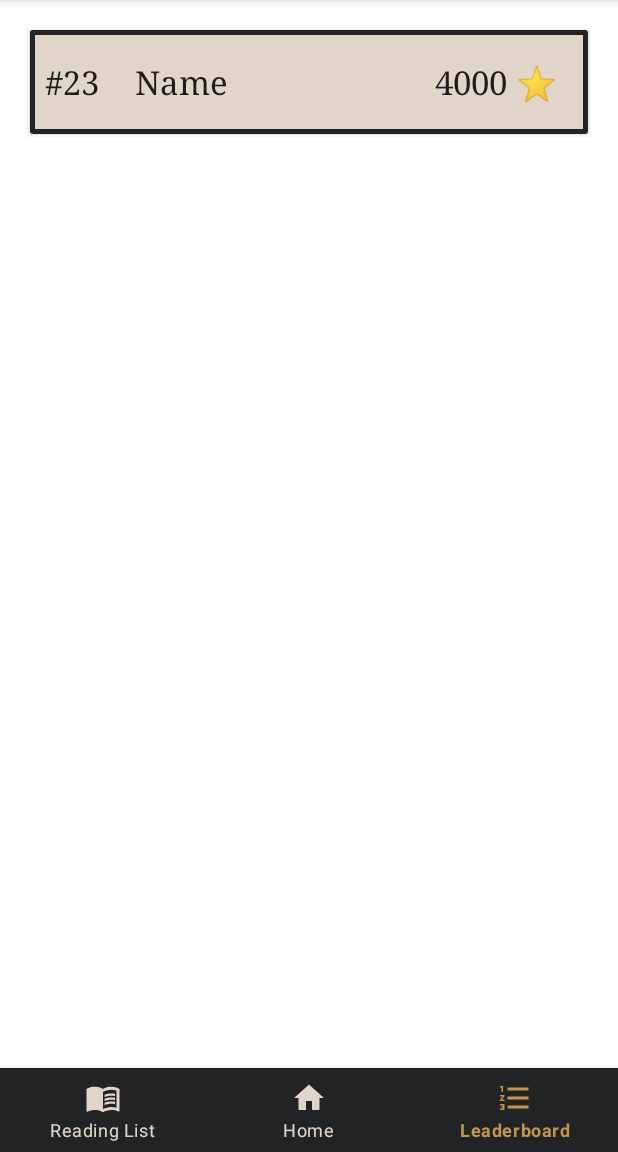
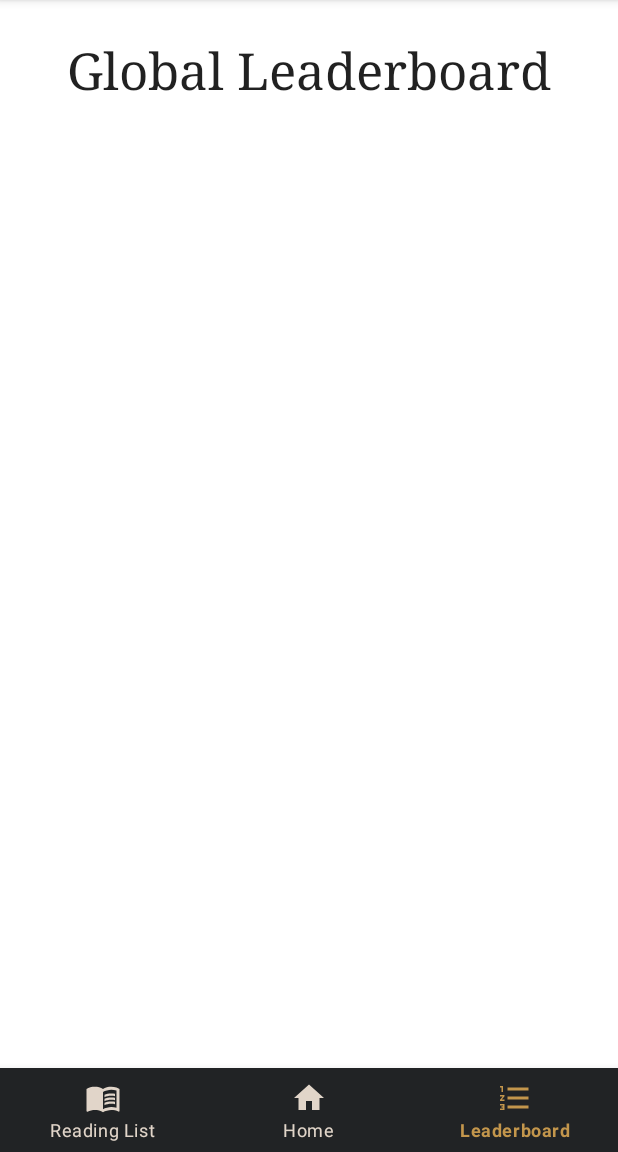
Before and after one commit to Snakkill/ReadBuddy, an Android app: the screen it shows after launch once a user with an empty profile is signed in (MainActivity), item 3 of the bottom bar chosen, on a phone screen of 412 x 824 dp, the part 84-1236 px from its top. Run offline under Robolectric (Android 15) with nearby library versions, the phone set to English and light mode, and no system bars; our stand-ins replace Firebase (no records; nobody signed in at launch, a user with empty details on screens opened directly).

Commit message:
Reformatted leaderboard and fixed 0 index issue.

```diff
--- a/app/src/main/java/com/example/readbuddy/fragments/LeaderboardAdapter.kt
+++ b/app/src/main/java/com/example/readbuddy/fragments/LeaderboardAdapter.kt
@@ -42,7 +42,8 @@ class LeaderboardAdapter(private val uList: List<User>) : RecyclerView.Adapter<L
         val fullname = UserViewModel.name
         holder.tvName.text = fullname
         holder.tvPoints.text = UserViewModel.Score.toString()
-        holder.tvRank.text = position.toString()
+        val rank = position + 1 // Fix 0 index
+        holder.tvRank.text = rank.toString()
 
     }
 
--- a/app/src/main/res/layout/fragment_leaderboard.xml
+++ b/app/src/main/res/layout/fragment_leaderboard.xml
@@ -5,63 +5,6 @@
     android:layout_width="match_parent"
     android:layout_height="match_parent"
     tools:context=".fragments.HomeFragment">
-
-    <androidx.cardview.widget.CardView
-        android:id="@+id/cardView"
-        android:layout_width="match_parent"
-        android:layout_height="wrap_content"
-        android:layout_margin="20dp"
-        app:cardBackgroundColor="@color/cream"
-        app:layout_constraintEnd_toEndOf="parent"
-        app:layout_constraintStart_toStartOf="parent"
-        android:elevation="@dimen/cardview_default_elevation"
-        app:layout_constraintTop_toTopOf="parent">
-
-        <androidx.constraintlayout.widget.ConstraintLayout
-            android:id="@+id/cv_profile"
-            android:layout_width="match_parent"
-            android:background="@drawable/ic_card_outline"
-            android:layout_height="match_parent">
-            <!-- Fill in name with google account name -->
-            <TextView
-                android:id="@+id/tv_userrank"
-                android:layout_width="wrap_content"
-                android:layout_height="wrap_content"
-                android:fontFamily="serif"
-                android:padding="10dp"
-                android:text="#23"
-                android:textAppearance="@style/TextAppearance.AppCompat.Large"
-                app:layout_constraintBottom_toBottomOf="parent"
-                app:layout_constraintStart_toStartOf="parent"
-                app:layout_constraintTop_toTopOf="parent" />
-            <TextView
-                android:id="@+id/tv_userpoints"
-                android:layout_width="wrap_content"
-                android:layout_height="wrap_content"
-                android:fontFamily="serif"
-                android:text="4000 ⭐"
-                android:textAppearance="@style/TextAppearance.AppCompat.Large"
-                app:layout_constraintBottom_toBottomOf="parent"
-                app:layout_constraintEnd_toEndOf="parent"
-                android:padding="20dp"
-                app:layout_constraintTop_toTopOf="parent" />
-
-            <TextView
-                android:id="@+id/tv_username"
-                android:layout_width="wrap_content"
-                android:layout_height="wrap_content"
-                android:layout_marginStart="50dp"
-                android:fontFamily="serif"
-                android:padding="20dp"
-                android:text="Name"
-                android:textAppearance="@style/TextAppearance.AppCompat.Large"
-                app:layout_constraintBottom_toBottomOf="parent"
-                app:layout_constraintEnd_toStartOf="@+id/tv_userpoints"
-                app:layout_constraintHorizontal_bias="0.0"
-                app:layout_constraintStart_toStartOf="parent"
-                app:layout_constraintTop_toTopOf="parent" />
-        </androidx.constraintlayout.widget.ConstraintLayout>
-    </androidx.cardview.widget.CardView>
 
     <androidx.recyclerview.widget.RecyclerView
         android:id="@+id/rv_leaderboard"
@@ -72,7 +15,20 @@
         app:layout_constraintBottom_toBottomOf="parent"
         app:layout_constraintEnd_toEndOf="parent"
         app:layout_constraintStart_toStartOf="parent"
-        app:layout_constraintTop_toBottomOf="@+id/cardView"
+        app:layout_constraintTop_toBottomOf="@+id/textView"
         tools:listitem="@layout/leaderboard_item" />
 
+    <TextView
+        android:id="@+id/textView"
+        android:layout_width="wrap_content"
+        android:layout_height="wrap_content"
+        android:layout_marginTop="24dp"
+        android:fontFamily="serif"
+        android:text="Global Leaderboard"
+        android:textAppearance="@style/TextAppearance.AppCompat.Large"
+        android:textSize="34sp"
+        app:layout_constraintEnd_toEndOf="parent"
+        app:layout_constraintStart_toStartOf="parent"
+        app:layout_constraintTop_toTopOf="parent" />
+
 </androidx.constraintlayout.widget.ConstraintLayout>
```
